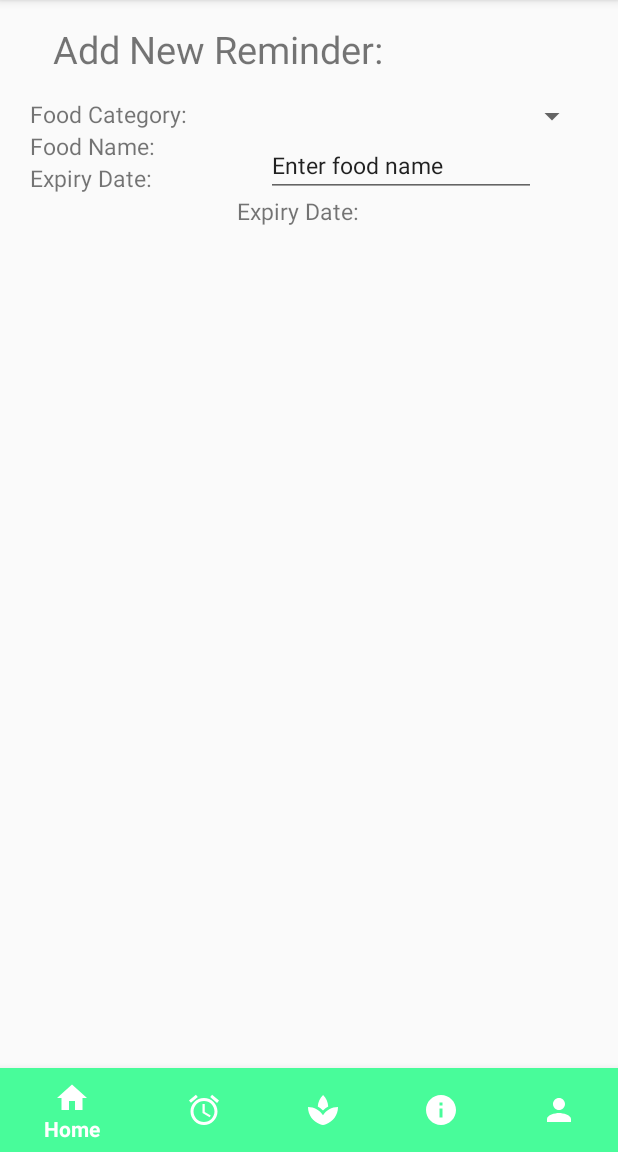
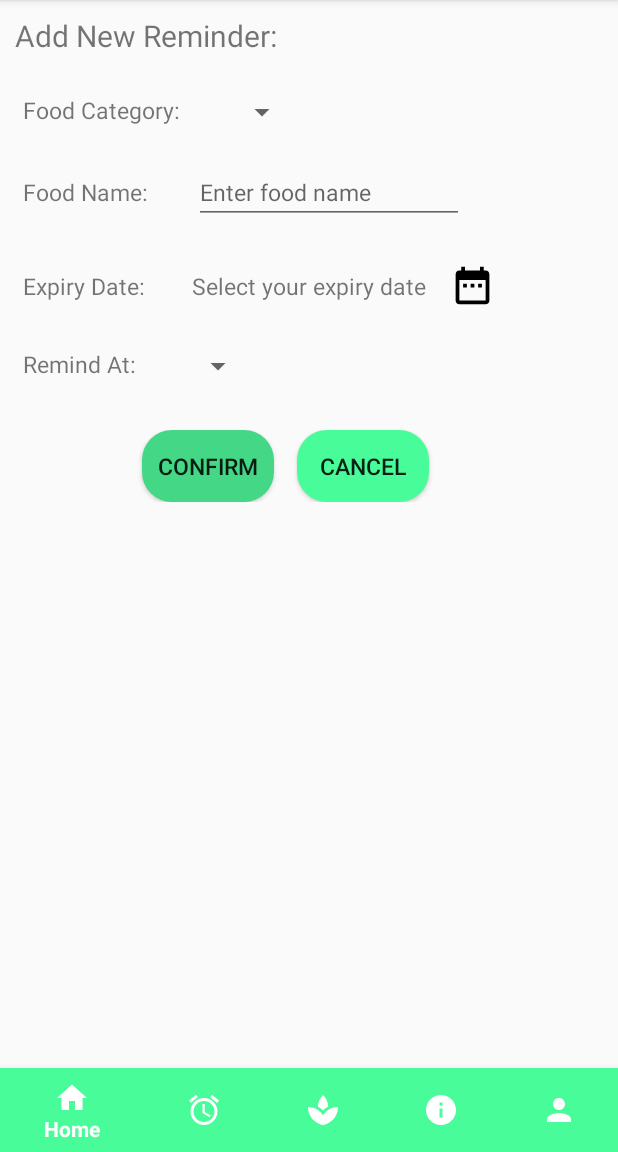
Before and after one commit to Ellynnn/MAD, an Android app: the fragment Reminder2Fragment placed in its activity, on a phone screen of 412 x 824 dp, the part 84-1236 px from its top. Run offline under Robolectric (Android 15) with nearby library versions, the phone set to English and light mode, and no system bars.

Commit message:
firebase + reminder2

```diff
--- a/app/build.gradle
+++ b/app/build.gradle
@@ -27,4 +27,7 @@ dependencies {
     testImplementation 'junit:junit:4.12'
     androidTestImplementation 'com.android.support.test:runner:1.0.2'
     androidTestImplementation 'com.android.support.test.espresso:espresso-core:3.0.2'
+    implementation 'com.google.firebase:firebase-core:16.0.6'
 }
+
+apply plugin: 'com.google.gms.google-services'
--- a/app/src/main/java/com/example/ellyn/assignment/Reminder2Fragment.java
+++ b/app/src/main/java/com/example/ellyn/assignment/Reminder2Fragment.java
@@ -1,29 +1,62 @@
 package com.example.ellyn.assignment;
 
+import android.app.DatePickerDialog;
+import android.app.Dialog;
 import android.os.Bundle;
 import android.support.annotation.Nullable;
+import android.support.v4.app.DialogFragment;
 import android.support.v4.app.Fragment;
 import android.view.LayoutInflater;
 import android.view.View;
 import android.view.ViewGroup;
 import android.widget.Button;
+import android.widget.DatePicker;
+import android.widget.TextView;
+
+import java.util.Calendar;
 
 public class Reminder2Fragment extends Fragment {
+
+    Button selectExpiryDate;
+    TextView expiryDate;
+    DatePickerDialog datePickerDialog;
+
     @Override
     public View onCreateView(LayoutInflater inflater, @Nullable ViewGroup container, @Nullable Bundle savedInstanceState) {
-        //if(container==null) {
+        if(container==null) {
             return inflater.inflate(R.layout.fragment_reminder2, container, false);
-        //}
-        //View view =   inflater.inflate(R.layout.fragment_reminder2,container,false);
-        //Button cancelButton = view.findViewById(R.id.reminder2cancelbutton);
-        //cancelButton.setOnClickListener(new View.OnClickListener(){
-        //    @Override
-        //    public void onClick(View v){
-        //        getFragmentManager().beginTransaction().replace(R.id.fragment_container, new ReminderFragment()).commit();
-       //     }
-       // });
-        //return view;
+        }
+        View view =   inflater.inflate(R.layout.fragment_reminder2,container,false);
+        Button cancelButton = view.findViewById(R.id.reminder2cancelbutton);
+        cancelButton.setOnClickListener(new View.OnClickListener(){
+            @Override
+            public void onClick(View v){
+                getFragmentManager().beginTransaction().replace(R.id.fragment_container, new ReminderFragment()).commit();
+            }
+        });
 
+        selectExpiryDate = view.findViewById(R.id.reminder2expirydatebutton);
+        expiryDate = view.findViewById(R.id.reminder2selectexpirydate);
+
+        selectExpiryDate.setOnClickListener(new View.OnClickListener() {
+            @Override
+            public void onClick(View v) {
+                Calendar calendar = Calendar.getInstance();
+                final int year = calendar.get(Calendar.YEAR);
+                final int month = calendar.get(Calendar.MONTH);
+                final int day = calendar.get(Calendar.DAY_OF_MONTH);
+
+                datePickerDialog = new DatePickerDialog(getActivity(), new DatePickerDialog.OnDateSetListener() {
+                    @Override
+                    public void onDateSet(DatePicker view, int year, int month, int dayOfMonth) {
+                        expiryDate.setText(day + "/" + month + "/" + year);
+                    }
+                }, year, month, day);
+            }
+        });
+
+        return view;
 
     }
+
 }
--- /dev/null
+++ b/app/src/main/res/drawable/ic_date_range_black_24dp.xml
@@ -0,0 +1,4 @@
+<vector android:height="10dp" android:viewportHeight="24.0"
+    android:viewportWidth="24.0" android:width="10dp" xmlns:android="http://schemas.android.com/apk/res/android">
+    <path android:fillColor="#FF000000" android:pathData="M9,11L7,11v2h2v-2zM13,11h-2v2h2v-2zM17,11h-2v2h2v-2zM19,4h-1L18,2h-2v2L8,4L8,2L6,2v2L5,4c-1.11,0 -1.99,0.9 -1.99,2L3,20c0,1.1 0.89,2 2,2h14c1.1,0 2,-0.9 2,-2L21,6c0,-1.1 -0.9,-2 -2,-2zM19,20L5,20L5,9h14v11z"/>
+</vector>
--- a/app/src/main/res/layout/fragment_reminder2.xml
+++ b/app/src/main/res/layout/fragment_reminder2.xml
@@ -1,138 +1,165 @@
 <?xml version="1.0" encoding="utf-8"?>
-<android.support.constraint.ConstraintLayout xmlns:android="http://schemas.android.com/apk/res/android"
-    xmlns:app="http://schemas.android.com/apk/res-auto"
+<ScrollView xmlns:android="http://schemas.android.com/apk/res/android"
     xmlns:tools="http://schemas.android.com/tools"
     android:layout_width="match_parent"
     android:layout_height="match_parent"
-    tools:layout_editor_absoluteY="81dp">
-
-    <android.support.constraint.Guideline
-        android:id="@+id/guideline"
-        android:layout_width="wrap_content"
-        android:layout_height="wrap_content"
-        android:orientation="horizontal"
-        app:layout_constraintGuide_begin="20dp"
-        app:layout_constraintGuide_percent="0.0" />
-
-    <android.support.constraint.Guideline
-        android:id="@+id/guideline2"
-        android:layout_width="wrap_content"
-        android:layout_height="wrap_content"
-        android:orientation="horizontal"
-        app:layout_constraintGuide_begin="20dp"
-        app:layout_constraintGuide_percent="0.25" />
-
-    <android.support.constraint.Guideline
-        android:id="@+id/guideline3"
-        android:layout_width="wrap_content"
-        android:layout_height="wrap_content"
-        android:orientation="horizontal"
-        app:layout_constraintGuide_begin="294dp"
-        app:layout_constraintGuide_percent="0.5" />
-
-    <android.support.constraint.Guideline
-        android:id="@+id/guideline4"
-        android:layout_width="wrap_content"
-        android:layout_height="wrap_content"
-        android:orientation="horizontal"
-        app:layout_constraintGuide_begin="372dp"
-        app:layout_constraintGuide_percent="0.75" />
-
-    <android.support.constraint.Guideline
-        android:id="@+id/guideline5"
-        android:layout_width="wrap_content"
-        android:layout_height="wrap_content"
-        android:orientation="horizontal"
-        app:layout_constraintGuide_begin="461dp"
-        app:layout_constraintGuide_percent="1.0" />
-
-    <ScrollView
-        android:layout_width="match_parent"
-        android:layout_height="wrap_content"
-        android:layout_centerHorizontal="true"
-        tools:layout_editor_absoluteX="16dp"
-        tools:layout_editor_absoluteY="1dp">
+    tools:layout_editor_absoluteY="81dp"
+    android:isScrollContainer="false">
 
         <RelativeLayout
             android:layout_width="match_parent"
             android:layout_height="wrap_content"
-            android:orientation="vertical">
+            android:layout_centerInParent="true">
 
             <TextView
                 android:id="@+id/reminder2title"
+                android:layout_width="wrap_content"
+                android:layout_height="wrap_content"
+                android:text="@string/reminder_2_title"
+                android:layout_margin="10dp"
+                android:textSize="20dp"/>
+
+            <RelativeLayout
+                android:id="@+id/reminder2categoryset"
                 android:layout_width="match_parent"
                 android:layout_height="wrap_content"
-                android:layout_margin="15dp"
-                android:paddingStart="20dp"
-                android:text="@string/reminder_2_title"
-                android:textSize="25dp" />/>
+                android:layout_below="@id/reminder2title"
+                android:layout_centerInParent="true">
 
                 <TextView
                     android:id="@+id/reminder2category"
                     android:layout_width="wrap_content"
                     android:layout_height="wrap_content"
-                android:layout_below="@id/reminder2title"
-                android:paddingStart="20dp"
+                    android:layout_alignParentStart="true"
+                    android:layout_margin="15dp"
                     android:text="@string/food_category"
-                android:textSize="15dp" />
+                    android:textSize="15dp"/>
 
                 <Spinner
-                android:id="@+id/categoryspinner"
+                    android:id="@+id/reminder2categoryspinner"
+                    android:layout_width="wrap_content"
+                    android:layout_height="wrap_content"
+                    android:layout_toRightOf="@id/reminder2category"
+                    android:layout_margin="15dp"/>
+            </RelativeLayout>
+
+            <RelativeLayout
+                android:id="@+id/reminder2nameset"
                 android:layout_width="match_parent"
                 android:layout_height="wrap_content"
-                android:layout_below="@id/reminder2title"
-                android:layout_alignParentEnd="true"
-                android:layout_marginEnd="20dp"
-                android:layout_toRightOf="@id/reminder2category"
-                android:paddingEnd="20dp"
-                android:textSize="15dp" />
+                android:layout_centerInParent="true"
+                android:layout_below="@id/reminder2categoryset">
 
                 <TextView
                     android:id="@+id/reminder2name"
                     android:layout_width="wrap_content"
                     android:layout_height="wrap_content"
-                android:layout_below="@id/reminder2category"
-                android:paddingStart="20dp"
-                android:text="@string/food_name"
-                android:textSize="15dp" />
+                    android:textSize="15dp"
+                    android:layout_margin="15dp"
+                    android:text="@string/food_name"/>
 
                 <EditText
-                android:id="@+id/enterfoodname"
+                    android:id="@+id/reminder2entername"
                     android:layout_width="wrap_content"
                     android:layout_height="wrap_content"
-                android:layout_below="@id/categoryspinner"
-                android:layout_marginLeft="74dp"
-                android:layout_marginTop="0dp"
-                android:layout_toRightOf="@id/reminder2name"
                     android:ems="10"
                     android:inputType="textPersonName"
-                android:paddingEnd="20dp"
-                android:text="@string/food_name_hint"
-                android:textSize="15dp" />
+                    android:hint="@string/food_name_hint"
+                    android:layout_toRightOf="@id/reminder2name"
+                    android:layout_margin="15dp"
+                    android:textSize="15dp"
+                    android:layout_alignBaseline="@id/reminder2name"/>
+            </RelativeLayout>
+
+            <RelativeLayout
+                android:id="@+id/reminder2expirydateset"
+                android:layout_width="match_parent"
+                android:layout_height="wrap_content"
+                android:layout_centerInParent="true"
+                android:layout_below="@id/reminder2nameset">
 
                 <TextView
                     android:id="@+id/reminder2expirydate"
                     android:layout_width="wrap_content"
                     android:layout_height="wrap_content"
-                android:layout_below="@id/reminder2name"
-                android:layout_toLeftOf="@id/reminder2expirydate"
-                android:paddingStart="20dp"
                     android:text="@string/expiry_date"
+                    android:layout_margin="15dp"
                     android:textSize="15dp" />
 
                 <TextView
-                android:id="@+id/reminder2selectdate"
+                    android:id="@+id/reminder2selectexpirydate"
                     android:layout_width="wrap_content"
                     android:layout_height="wrap_content"
-                android:layout_below="@id/enterfoodname"
-                android:layout_marginLeft="36dp"
-                android:layout_marginTop="-1dp"
+                    android:text="@string/select_expiry_date"
                     android:layout_toRightOf="@id/reminder2expirydate"
-                android:paddingStart="20dp"
-                android:text="@string/expiry_date"
-                android:textSize="15dp" />
+                    android:layout_margin="15dp"
+                    android:textSize="15dp"/>
+
+                <Button
+                    android:id="@+id/reminder2expirydatebutton"
+                    android:layout_width="30dp"
+                    android:layout_height="30dp"
+                    android:background="@drawable/ic_date_range_black_24dp"
+                    android:layout_toRightOf="@id/reminder2selectexpirydate"
+                    android:layout_centerInParent="true"/>
             </RelativeLayout>
 
+            <RelativeLayout
+                android:id="@+id/reminder2remindatset"
+                android:layout_width="match_parent"
+                android:layout_height="wrap_content"
+                android:layout_below="@id/reminder2expirydateset"
+                android:layout_centerInParent="true">
+
+                <TextView
+                    android:id="@+id/reminder2remindat"
+                    android:layout_width="wrap_content"
+                    android:layout_height="wrap_content"
+                    android:text="@string/remind_at"
+                    android:textSize="15dp"
+                    android:layout_margin="15dp"/>
+
+                <Spinner
+                    android:id="@+id/reminder2remindatspinner"
+                    android:layout_width="wrap_content"
+                    android:layout_height="wrap_content"
+                    android:layout_toRightOf="@id/reminder2remindat"
+                    android:layout_margin="15dp" />
+            </RelativeLayout>
+
+            <RelativeLayout
+                android:id="@+id/reminder2buttons"
+                android:layout_width="match_parent"
+                android:layout_height="wrap_content"
+                android:layout_below="@id/reminder2remindatset"
+                android:layout_centerInParent="true"
+                android:layout_margin="15dp">
+
+                <Button
+                    android:id="@+id/reminder2confirmbutton"
+                    android:layout_width="wrap_content"
+                    android:layout_height="wrap_content"
+                    android:layout_alignParentStart="true"
+                    android:layout_alignParentTop="true"
+                    android:layout_marginStart="79dp"
+                    android:background="@drawable/rounded_button"
+                    android:text="@string/confirm"
+                    android:textSize="15dp" />
+
+                <Button
+                    android:id="@+id/reminder2cancelbutton"
+                    android:layout_width="wrap_content"
+                    android:layout_height="wrap_content"
+                    android:layout_alignParentTop="true"
+                    android:layout_marginStart="15dp"
+                    android:layout_marginLeft="15dp"
+                    android:layout_marginEnd="15dp"
+                    android:layout_toRightOf="@id/reminder2confirmbutton"
+                    android:background="@drawable/rounded_button"
+                    android:backgroundTint="#48FC9A"
+                    android:text="@string/cancel"
+                    android:textSize="15dp" />
+
+            </RelativeLayout>
+        </RelativeLayout>
 </ScrollView>
-
-</android.support.constraint.ConstraintLayout>
--- a/build.gradle
+++ b/build.gradle
@@ -8,6 +8,7 @@ buildscript {
     }
     dependencies {
         classpath 'com.android.tools.build:gradle:3.2.1'
+        classpath 'com.google.gms:google-services:4.0.1'
 
 
         // NOTE: Do not place your application dependencies here; they belong
```
Also changed, not shown: 1 other file. Lines whose indentation alone changed are shown as unchanged.
